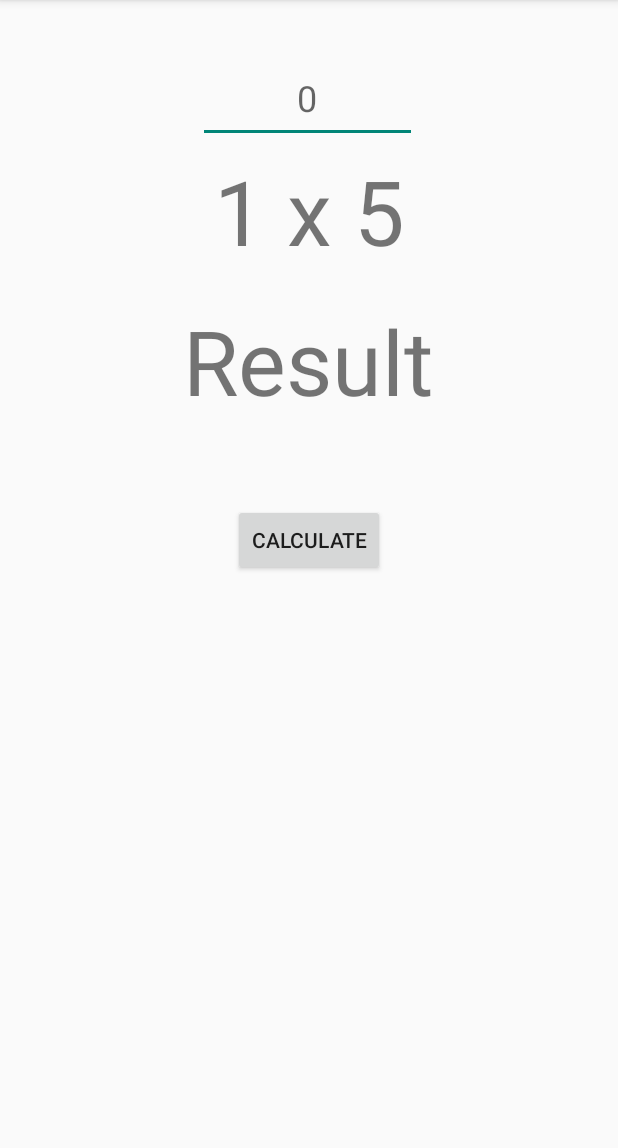
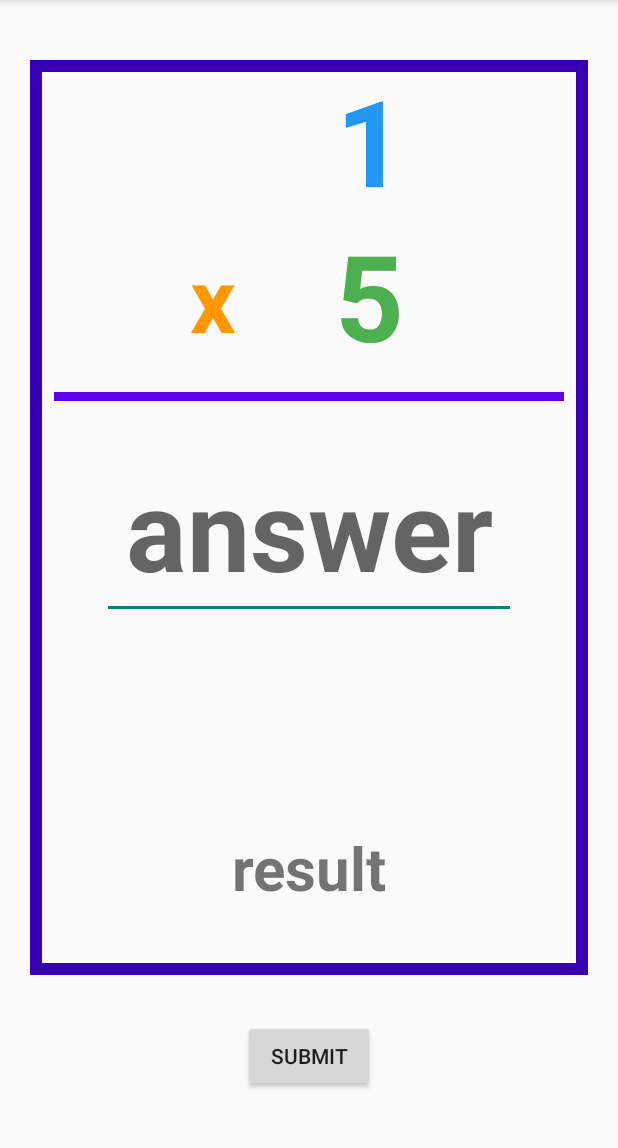
Before and after one commit to jthieme/FlashCardApp, an Android app: the screen it shows after launch (MainActivity), on a phone screen of 412 x 824 dp, the part 84-1232 px from its top. Run offline under Robolectric (Android 15) with nearby library versions, the phone set to English and light mode, and no system bars; our stand-ins replace Firebase (no records; nobody signed in at launch, a user with empty details on screens opened directly).

Commit message:
make changes to Game.kt and MainActivity.kt so that the problems can be generated separately. Little changes to the activity_best_ui.xml so that it can align on the screen. Also added the result box. Problem can generate numbers and run, can tell correct/wrong answers

```diff
--- a/app/src/main/java/com/example/flashcardapp/Game.kt
+++ b/app/src/main/java/com/example/flashcardapp/Game.kt
@@ -55,9 +55,16 @@ class Game {
     }
 
     /**********************************************************
+     * A function to get the generated number.
+     *********************************************************/
+    fun getGeneratedNum(): Int {
+        return generatedNum
+    }
+
+    /**********************************************************
      * A function to generate a new problem
      *********************************************************/
-    private fun generateProblem() {
+    fun generateProblem() {
         while (generatedNum in numsAlreadyUsed) {
             generatedNum = (1..12).random()
         }
--- a/app/src/main/java/com/example/flashcardapp/MainActivity.kt
+++ b/app/src/main/java/com/example/flashcardapp/MainActivity.kt
@@ -13,15 +13,17 @@ class MainActivity : AppCompatActivity() {
 
     private var g = Game()
     private var db = Database()
-//    private var sPN = SelectPracticeNumber()
-    private lateinit var enterAnswer : EditText
-    private lateinit var result : TextView
 
-    private lateinit var problem : TextView
+    private lateinit var enterAnswer: EditText
+    private lateinit var result: TextView
+    private lateinit var topNum: TextView
+    private lateinit var bottomNum: TextView
+    private lateinit var operand: TextView
+
 
     override fun onCreate(savedInstanceState: Bundle?) {
         super.onCreate(savedInstanceState)
-        setContentView(R.layout.activity_main)
+        setContentView(R.layout.activity_best_ui)
 
 
         val calculate = findViewById<Button>(R.id.calculate)
@@ -29,10 +31,9 @@ class MainActivity : AppCompatActivity() {
         calculate.setOnClickListener { calculate() }
 
         enterAnswer = findViewById(R.id.enterAnswer)
-        problem = findViewById(R.id.problem)
-        /*leftHand = findViewById(R.id.leftHand)
+        topNum = findViewById(R.id.topNum)
         operand = findViewById(R.id.operand)
-        rightHand = findViewById(R.id.rightHand)*/
+        bottomNum = findViewById(R.id.bottomNum)
         result = findViewById(R.id.result)
 
         setProblem()
@@ -41,11 +42,11 @@ class MainActivity : AppCompatActivity() {
 
     private fun calculate() {
         try {
-            /*var lHand = leftHand.text.toString()
+            var topNum = topNum.text.toString()
             var op = operand.text.toString()
-            var rHand = leftHand.text.toString()*/
-            var userAnswer  = enterAnswer.text.toString()
-            //var problem = problem.text.toString()
+            var bottomNum = bottomNum.text.toString()
+            var userAnswer = enterAnswer.text.toString()
+
 
             if (userAnswer == g.getAnswer()) {
                 result.text = "Correct!"
@@ -57,7 +58,7 @@ class MainActivity : AppCompatActivity() {
                 result.text = "Wrong!"
             }
 
-        } catch (e : Exception) {
+        } catch (e: Exception) {
             Toast.makeText(this, "Invalid input", Toast.LENGTH_LONG).show()
             //result.text = g.getPracticeNum().toString()
         }
@@ -66,7 +67,11 @@ class MainActivity : AppCompatActivity() {
     fun setProblem() {
         g.setPracticeNum(1).toString()
         g.setOperand("x").toString()
-        problem.text = "${g.getNewProblem()}"
+//        problem.text = "${g.getNewProblem()}"
+        g.generateProblem()
+        topNum.text = g.getPracticeNum().toString()
+        operand.text = g.getOperand().toString()
+        bottomNum.text = g.getGeneratedNum().toString()
 
         // Testing Database
         val users: MutableMap<String, Any> = HashMap()
@@ -77,5 +82,4 @@ class MainActivity : AppCompatActivity() {
         db.add(users)
 
     }
-
 }
--- a/app/src/main/res/layout/activity_best_ui.xml
+++ b/app/src/main/res/layout/activity_best_ui.xml
@@ -3,105 +3,125 @@
     xmlns:app="http://schemas.android.com/apk/res-auto"
     xmlns:tools="http://schemas.android.com/tools"
     android:layout_width="match_parent"
-    android:layout_height="match_parent">
+    android:layout_height="match_parent"
+    tools:context=".MainActivity">
 
     <Button
         android:id="@+id/calculate"
         android:layout_width="wrap_content"
         android:layout_height="wrap_content"
-        android:layout_marginBottom="36dp"
+        android:layout_marginTop="30dp"
+        android:layout_marginBottom="40dp"
         android:text="submit"
         app:layout_constraintBottom_toBottomOf="parent"
         app:layout_constraintEnd_toEndOf="parent"
-        app:layout_constraintHorizontal_bias="0.5"
-        app:layout_constraintStart_toStartOf="parent" />
+        app:layout_constraintStart_toStartOf="parent"
+        app:layout_constraintTop_toBottomOf="@+id/border" />
 
     <TextView
         android:id="@+id/topNum"
-        android:layout_width="180dp"
-        android:layout_height="180dp"
-        android:layout_marginEnd="64dp"
+        android:layout_width="146dp"
+        android:layout_height="98dp"
+        android:layout_marginEnd="92dp"
         android:text="11"
         android:textAlignment="center"
         android:textColor="#2196F3"
-        android:textSize="130dp"
+        android:textSize="80dp"
         android:textStyle="bold"
         app:layout_constraintBottom_toTopOf="@+id/bottomNum"
         app:layout_constraintEnd_toEndOf="parent"
-        app:layout_constraintTop_toTopOf="parent"
-        app:layout_constraintVertical_bias="1.0" />
+        app:layout_constraintTop_toTopOf="@+id/border" />
 
     <TextView
 
         android:id="@+id/bottomNum"
-        android:layout_width="180dp"
-        android:layout_height="180dp"
-        android:layout_marginEnd="64dp"
-        android:layout_marginBottom="312dp"
+        android:layout_width="124dp"
+        android:layout_height="106dp"
+        android:layout_marginTop="5dp"
+        android:layout_marginEnd="104dp"
         android:text="22"
         android:textAlignment="center"
         android:textColor="#4CAF50"
-        android:textSize="130dp"
+        android:textSize="80dp"
         android:textStyle="bold"
-        app:layout_constraintBottom_toBottomOf="parent"
-        app:layout_constraintEnd_toEndOf="parent" />
+        app:layout_constraintBottom_toTopOf="@+id/view"
+        app:layout_constraintEnd_toEndOf="parent"
+        app:layout_constraintTop_toBottomOf="@+id/topNum" />
 
     <TextView
         android:id="@+id/operand"
-        android:layout_width="130dp"
-        android:layout_height="130dp"
-        android:layout_marginTop="252dp"
+        android:layout_width="84dp"
+        android:layout_height="77dp"
+        android:layout_marginTop="20dp"
         android:text="X"
         android:textAlignment="center"
         android:textAllCaps="false"
         android:textColor="#FF9800"
-        android:textSize="125dp"
+        android:textSize="60dp"
         android:textStyle="bold"
         app:layout_constraintEnd_toStartOf="@+id/bottomNum"
         app:layout_constraintHorizontal_bias="1.0"
         app:layout_constraintStart_toStartOf="parent"
-        app:layout_constraintTop_toTopOf="parent" />
+        app:layout_constraintTop_toBottomOf="@+id/topNum" />
 
     <EditText
         android:id="@+id/enterAnswer"
-        tools:ignore="TouchTargetSizeCheck"
-        tools:layout_editor_absoluteY="435dp"
-        android:layout_width="210dp"
-        android:layout_height="148dp"
-        android:layout_marginTop="450dp"
-        android:layout_marginEnd="100dp"
+        android:layout_width="276dp"
+        android:layout_height="115dp"
+        android:layout_marginTop="5dp"
         android:ems="10"
         android:hint="answer"
         android:inputType="number"
         android:textAlignment="center"
-        android:textSize="60sp"
+        android:textSize="75sp"
         android:textStyle="bold"
-        app:layout_constraintEnd_toEndOf="parent"
-        app:layout_constraintTop_toTopOf="parent" />
+        app:layout_constraintBottom_toTopOf="@+id/result"
+        app:layout_constraintEnd_toEndOf="@+id/border"
+        app:layout_constraintStart_toStartOf="@+id/border"
+        app:layout_constraintTop_toBottomOf="@id/view"
+        app:layout_constraintVertical_bias="0.153"
+        tools:ignore="TouchTargetSizeCheck" />
 
     <View
         android:id="@+id/view"
         android:layout_width="340dp"
         android:layout_height="6dp"
-        android:layout_marginStart="36dp"
         android:layout_marginTop="12dp"
         android:background="@color/design_default_color_primary"
-        app:layout_constraintStart_toStartOf="parent"
+        app:layout_constraintEnd_toEndOf="@+id/border"
+        app:layout_constraintStart_toStartOf="@+id/border"
         app:layout_constraintTop_toBottomOf="@+id/bottomNum" />
 
     <TextView
         android:id="@+id/border"
-        tools:ignore="SpeakableTextPresentCheck"
-        android:layout_width="370dp"
-        android:layout_height="575dp"
+        android:layout_width="0dp"
+        android:layout_height="0dp"
         android:layout_gravity="center"
         android:layout_marginStart="20dp"
-        android:layout_marginTop="48dp"
+        android:layout_marginTop="40dp"
         android:layout_marginEnd="20dp"
         android:background="@drawable/textview_border"
         android:text=" "
+        app:layout_constraintBottom_toTopOf="@+id/calculate"
         app:layout_constraintEnd_toEndOf="parent"
-        app:layout_constraintHorizontal_bias="1.0"
         app:layout_constraintStart_toStartOf="parent"
-        app:layout_constraintTop_toTopOf="parent" />
+        app:layout_constraintTop_toTopOf="parent"
+        app:layout_constraintVertical_bias="0.0"
+        tools:ignore="SpeakableTextPresentCheck" />
+
+    <TextView
+        android:id="@+id/result"
+        android:layout_width="135dp"
+        android:layout_height="85dp"
+        android:layout_marginTop="40dp"
+        android:layout_marginBottom="20dp"
+        android:text="result"
+        android:textAlignment="center"
+        android:textSize="40sp"
+        android:textStyle="bold"
+        app:layout_constraintBottom_toTopOf="@+id/calculate"
+        app:layout_constraintEnd_toEndOf="@+id/border"
+        app:layout_constraintStart_toStartOf="@+id/border"
+        app:layout_constraintTop_toBottomOf="@+id/view"
+        app:layout_constraintVertical_bias="0.912" />
 </androidx.constraintlayout.widget.ConstraintLayout>
```
